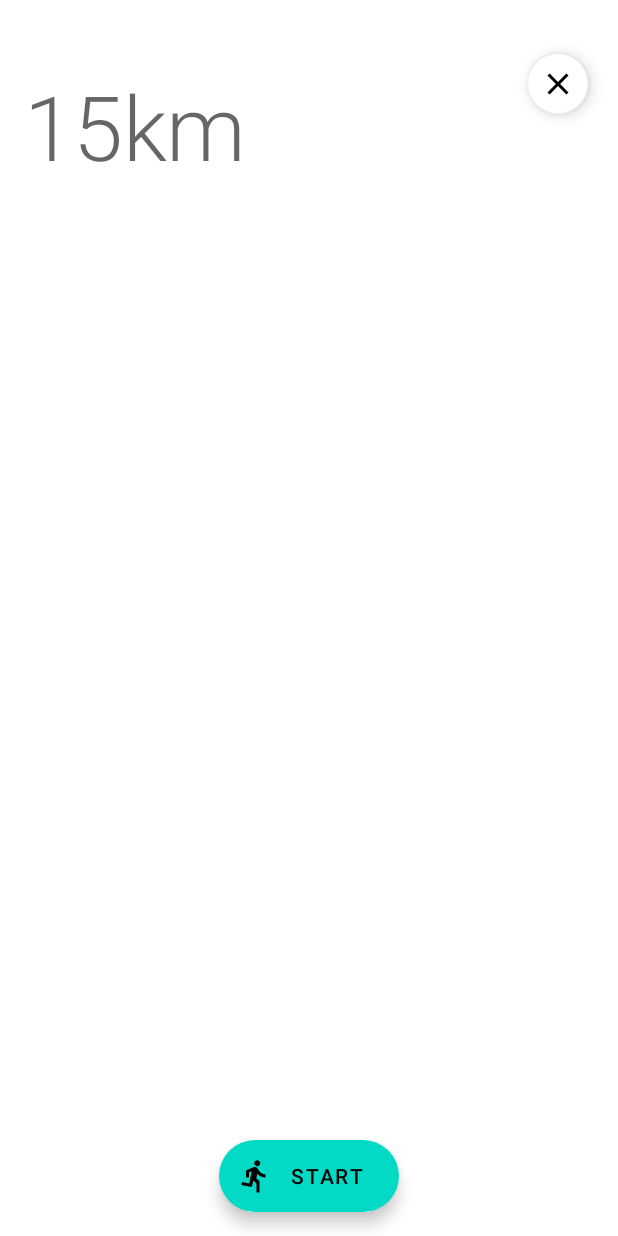
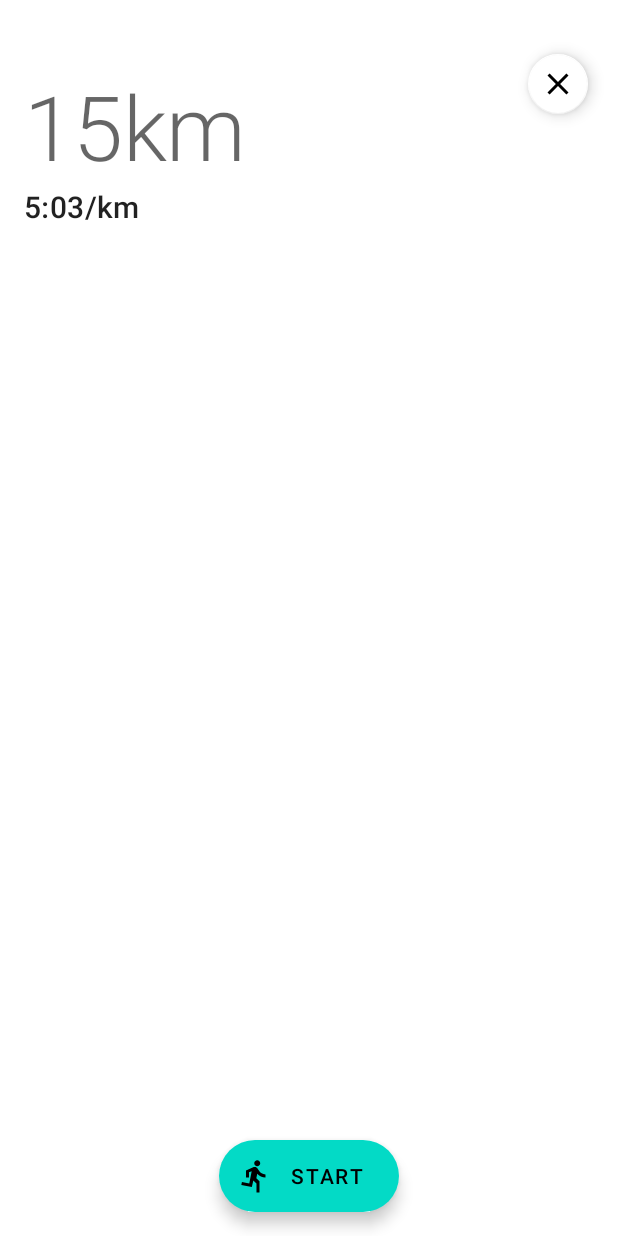
Before and after one commit to jlorett/run-kit, an Android app: the layout activity_main.xml on its own in the app's theme, with its tools: preview values and no code run, on a phone screen of 412 x 824 dp. Run offline under Robolectric (Android 15) with nearby library versions, the phone set to English and light mode, and no system bars.

```diff
--- a/runkit/fusedapp/src/main/java/com/joshualorett/fusedapp/MainActivity.kt
+++ b/runkit/fusedapp/src/main/java/com/joshualorett/fusedapp/MainActivity.kt
@@ -92,6 +92,10 @@ class MainActivity : AppCompatActivity() {
         this.distance.text = if(distance == null) "--" else formatDistance(distance)
     }
 
+    private fun setAveragePace(averagePace: Long) {
+        this.distance.text =
+    }
+
     private fun updateSessionUi(session: Session) {
         Log.d("logger", "Session: $session")
         time.text = formatHourMinuteSeconds(session.elapsedTime)
--- a/runkit/fusedapp/src/main/java/com/joshualorett/fusedapp/MainViewModel.kt
+++ b/runkit/fusedapp/src/main/java/com/joshualorett/fusedapp/MainViewModel.kt
@@ -61,6 +61,7 @@ class MainViewModel(private val savedStateHandle: SavedStateHandle): ViewModel()
             savedStateHandle.set("endTime", endTime)
             savedStateHandle.set("distance", distance)
             savedStateHandle.set("elapsedTime", elapsedTime)
+            savedStateHandle.set("averagePace", averagePace)
             savedStateHandle.set("state", state.toString())
         }
     }
@@ -72,8 +73,9 @@ class MainViewModel(private val savedStateHandle: SavedStateHandle): ViewModel()
         val endTime = savedStateHandle.get<String>("endTime")
         val elapsedTime = savedStateHandle.get<Long>("elapsedTime") ?: 0L
         val distance = savedStateHandle.get<Float>("distance") ?: 0F
+        val averagePace = savedStateHandle.get<Long>("averagePace") ?: 0L
         val state = Session.State.valueOf(savedStateHandle.get<String>("state") ?:
             Session.State.STOPPED.toString())
-        return Session(id, title, startTime, endTime, elapsedTime, distance, state)
+        return Session(id, title, startTime, endTime, elapsedTime, distance, averagePace, state)
     }
 }
--- a/runkit/fusedapp/src/main/java/com/joshualorett/fusedapp/session/FusedActiveSessionRepository.kt
+++ b/runkit/fusedapp/src/main/java/com/joshualorett/fusedapp/session/FusedActiveSessionRepository.kt
@@ -1,9 +1,11 @@
 package com.joshualorett.fusedapp.session
 
 import android.location.Location
+import com.joshualorett.fusedapp.math.pace.millisecondsPerKilometer
 import com.joshualorett.fusedapp.toIsoString
 import kotlinx.coroutines.flow.Flow
 import kotlinx.coroutines.flow.first
+import kotlinx.coroutines.flow.map
 import java.util.*
 
 /**
@@ -12,7 +14,9 @@ import java.util.*
  */
 class FusedActiveSessionRepository(private val sessionDao: SessionDao,
                                    private val activeSessionDao: ActiveSessionDao): ActiveSessionRepository {
-    override val session: Flow<Session> = activeSessionDao.getActiveSessionFlow()
+    override val session: Flow<Session> = activeSessionDao.getActiveSessionFlow().map {
+        it.copy(averagePace = millisecondsPerKilometer(it.distance, it.elapsedTime))
+    }
 
     override suspend fun start() {
         var id = getCurrentSessionId()
--- a/runkit/fusedapp/src/main/java/com/joshualorett/fusedapp/session/Session.kt
+++ b/runkit/fusedapp/src/main/java/com/joshualorett/fusedapp/session/Session.kt
@@ -14,6 +14,7 @@ data class Session(
     val endTime: String? = null,
     val elapsedTime: Long = 0,
     val distance: Float = 0F,
+    val averagePace: Long = 0,
     val state: State = State.STOPPED
 ) {
     enum class State {
--- a/runkit/fusedapp/src/main/res/layout/activity_main.xml
+++ b/runkit/fusedapp/src/main/res/layout/activity_main.xml
@@ -33,6 +33,15 @@
             app:layout_constraintEnd_toStartOf="@id/stopBtn"
             app:layout_constraintHorizontal_bias="0"/>
 
+        <TextView
+            android:id="@+id/averagePace"
+            android:layout_width="wrap_content"
+            android:layout_height="wrap_content"
+            android:textAppearance="@style/TextAppearance.MaterialComponents.Headline6"
+            tools:text="5:03/km"
+            app:layout_constraintTop_toBottomOf="@id/distance"
+            app:layout_constraintStart_toStartOf="parent"/>
+
         <com.google.android.material.floatingactionbutton.FloatingActionButton
             android:id="@+id/stopBtn"
             android:layout_width="wrap_content"
```
Also changed, not shown: runkit/fusedapp/src/main/java/com/joshualorett/fusedapp/math/pace/Pace.kt (+7 -5 lines).
